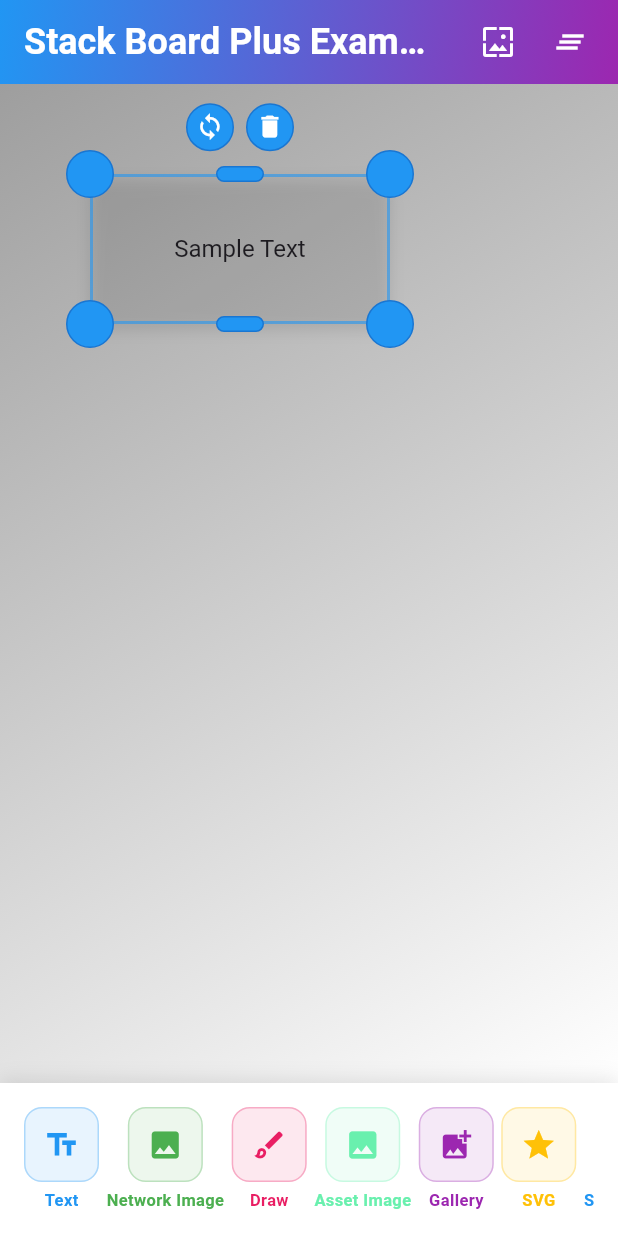
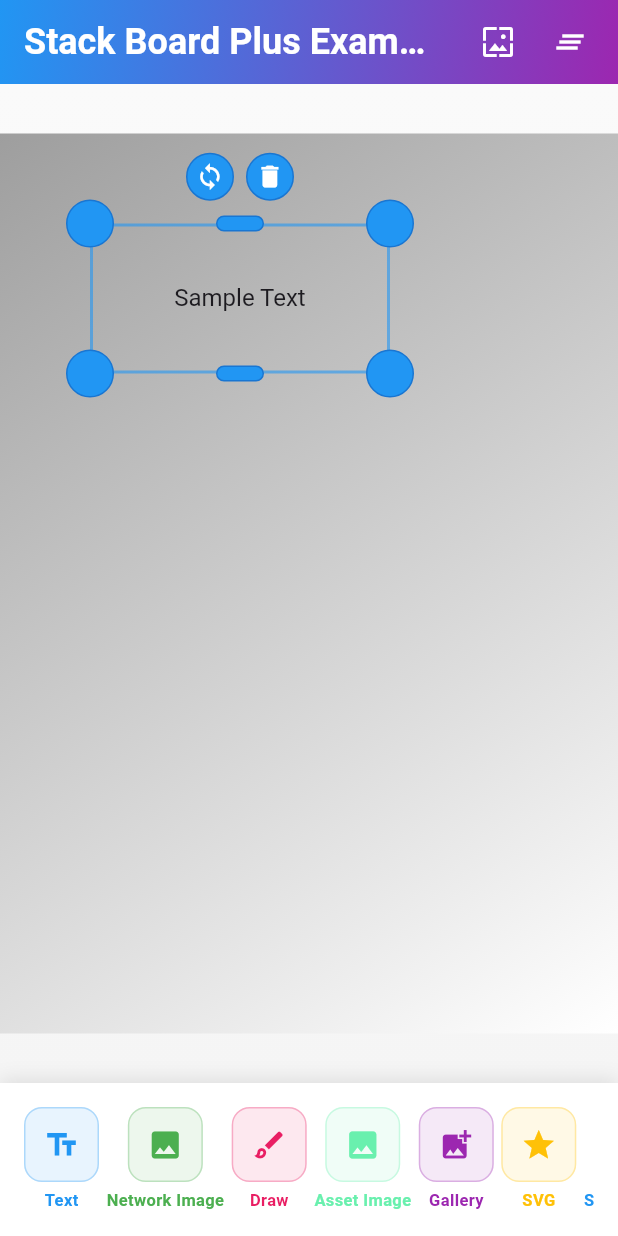
Before and after one commit to M4DGENIUS0/stack_board_plus, a Flutter app: the screen it shows after launch, after a tap on the "text fields" icon, on a phone screen of 412 x 824 dp. Run offline on Flutter 3.47's test engine with Material 3 defaults, Android fonts, the phone set to English and light mode, and no system bars; our stand-ins replace flutter_svg, google_fonts, image_picker, shimmer; missing offline and left inert: flex_color_picker, flutter_drawing_board.

Commit message:
[Fixed] Bug in Item case when Item is updated changes its orignal position to different position & bug in background resizing, removed shadows in item cases as well

```diff
--- a/example/lib/pages/home_page.dart
+++ b/example/lib/pages/home_page.dart
@@ -184,7 +184,11 @@ class _HomePageState extends State<HomePage>
             end: Alignment.bottomCenter,
           ),
         ),
-        child: StackBoardPlus(
+        child: Center(
+          child: SizedBox(
+            width: backgroundWidth,
+            height: backgroundHeight,
+            child: StackBoardPlus(
           onDel: _onDel,
           controller: _boardController,
           caseStyle: CaseStyle(
@@ -201,13 +205,13 @@ class _HomePageState extends State<HomePage>
               return Container(
                 decoration: BoxDecoration(
                   borderRadius: BorderRadius.circular(12),
-                  boxShadow: [
-                    BoxShadow(
-                      color: Colors.black.withOpacity(0.1),
-                      blurRadius: 8,
-                      offset: const Offset(0, 4),
-                    ),
-                  ],
+                  // boxShadow: [
+                  //   BoxShadow(
+                  //     color: Colors.black.withOpacity(0.1),
+                  //     blurRadius: 8,
+                  //     offset: const Offset(0, 4),
+                  //   ),
+                  // ],
                 ),
                 child: Padding(
                   padding: const EdgeInsets.all(8.0),
@@ -222,13 +226,13 @@ class _HomePageState extends State<HomePage>
               return Container(
                 decoration: BoxDecoration(
                   borderRadius: BorderRadius.circular(12),
-                  boxShadow: [
-                    BoxShadow(
-                      color: Colors.black.withOpacity(0.15),
-                      blurRadius: 10,
-                      offset: const Offset(0, 4),
-                    ),
-                  ],
+                  // boxShadow: [
+                  //   BoxShadow(
+                  //     color: Colors.black.withOpacity(0.15),
+                  //     blurRadius: 10,
+                  //     offset: const Offset(0, 4),
+                  //   ),
+                  // ],
                 ),
                 child: ClipRRect(
                   borderRadius: BorderRadius.circular(12),
@@ -242,13 +246,13 @@ class _HomePageState extends State<HomePage>
                 decoration: BoxDecoration(
                   color: item.content?.color,
                   borderRadius: BorderRadius.circular(12),
-                  boxShadow: [
-                    BoxShadow(
-                      color: Colors.black.withOpacity(0.2),
-                      blurRadius: 8,
-                      offset: const Offset(0, 4),
-                    ),
-                  ],
+                  // boxShadow: [
+                  //   BoxShadow(
+                  //     color: Colors.black.withOpacity(0.2),
+                  //     blurRadius: 8,
+                  //     offset: const Offset(0, 4),
+                  //   ),
+                  // ],
                 ),
               );
             } else if (item is StackDrawItem) {
@@ -331,6 +335,8 @@ class _HomePageState extends State<HomePage>
                 ),
             ];
           },
+            ),
+          ),
         ),
       ),
       bottomNavigationBar: Container(
--- a/lib/src/stack_item_case/stack_item_case.dart
+++ b/lib/src/stack_item_case/stack_item_case.dart
@@ -4,7 +4,9 @@ import 'dart:math';
 import 'package:flutter/material.dart';
 import 'package:stack_board_plus/stack_board_plus.dart';
 // Add this import for the dialog
-
+/// This is the main class for the stack item case
+/// It is used to wrap the stack item and provide the functions of the stack item
+/// It is the core of the stack board plus
 /// * Operate box
 /// * Used to wrap child widgets to provide functions of operate box
 /// * 1. Drag
@@ -143,7 +145,11 @@ class _StackItemCaseState extends State<StackItemCase> {
     }
 
     final RenderBox renderBox = context.findRenderObject() as RenderBox;
-    centerPoint = renderBox.localToGlobal(Offset.zero);
+
+    // Use the widget's visual center (in global coordinates) as the pivot
+    // Use the widget's visual center (in global coordinates) as the pivot
+    centerPoint = renderBox
+        .localToGlobal(Offset(renderBox.size.width / 2, renderBox.size.height / 2));
     startGlobalPoint = details.globalPosition;
     startOffset = item.offset;
     startSize = item.size;
@@ -202,10 +208,11 @@ class _StackItemCaseState extends State<StackItemCase> {
 
     final double minSize = _minSize(context);
 
+    // Compute scale based on distances in the same (global) coordinate space
     final double originalDistance =
-        _caculateDistance(startGlobalPoint, startOffset);
+        _caculateDistance(startGlobalPoint, centerPoint);
     final double newDistance =
-        _caculateDistance(dud.globalPosition, startOffset);
+        _caculateDistance(dud.globalPosition, centerPoint);
     final double scale = newDistance / originalDistance;
 
     final double w = startSize.width * scale;
```
